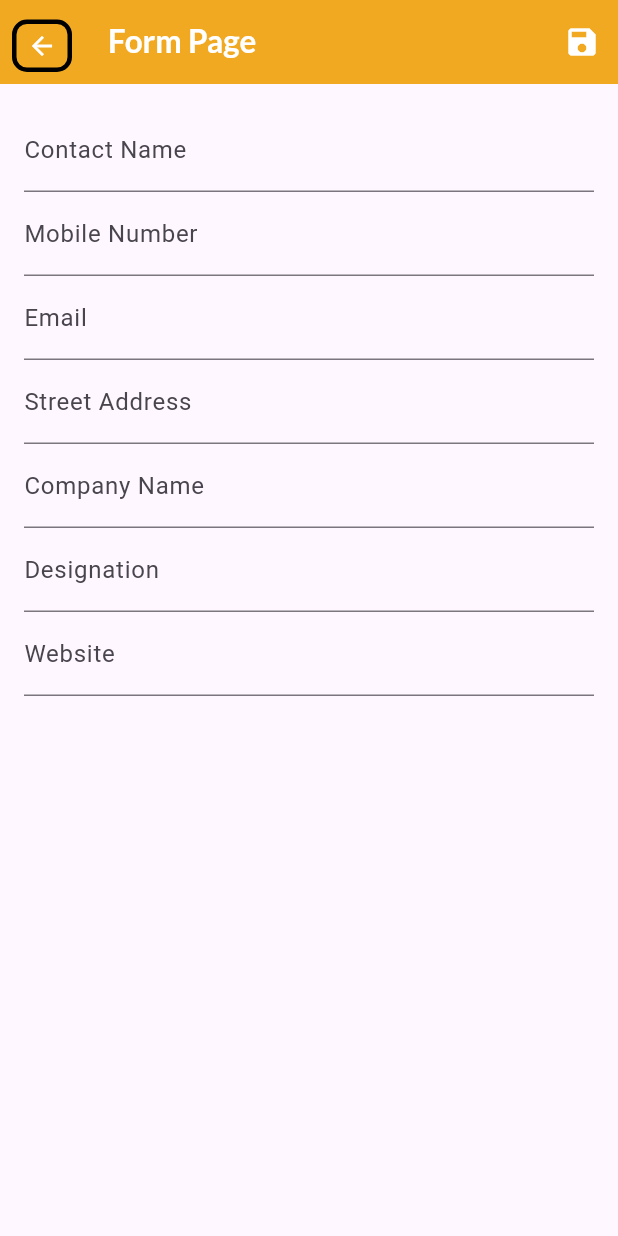
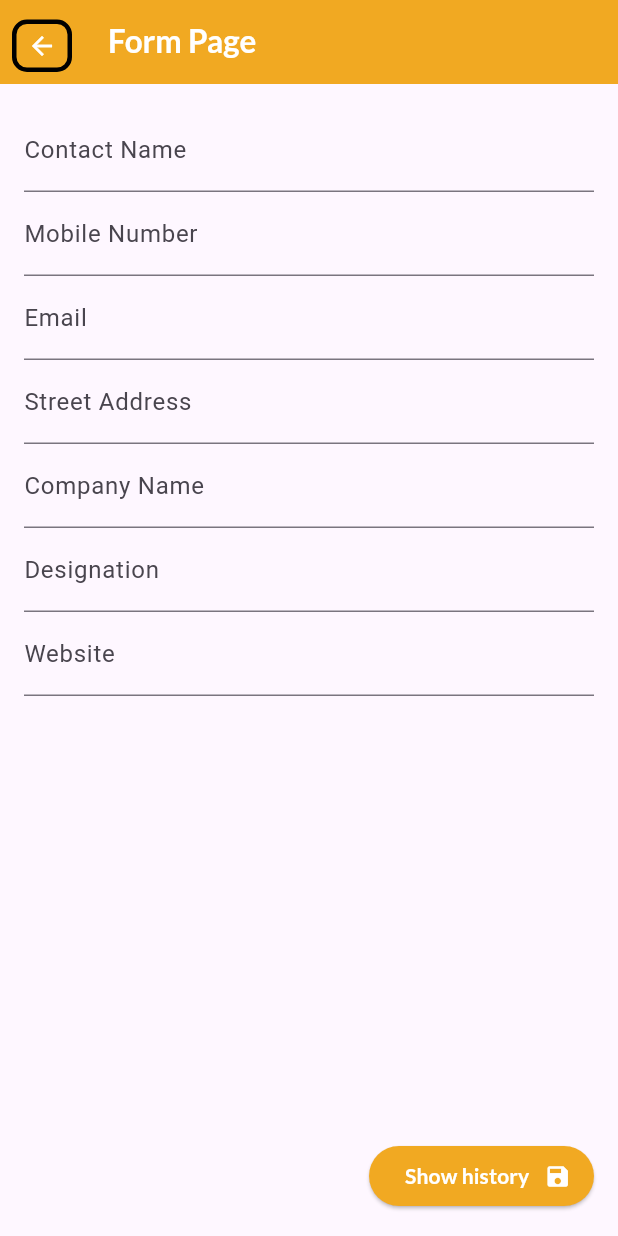
Before and after one commit to medicall-labs/medicall-admin2.0, a Flutter app: the FormPage screen opened directly with empty values, on a phone screen of 412 x 824 dp. Run offline on Flutter 3.47's test engine with Material 3 defaults, Android fonts, the phone set to English and light mode, and no system bars; our stand-ins replace firebase_analytics, firebase_core, firebase_crashlytics, firebase_storage, fl_chart, flutter_easyloading and 10 more; missing offline and left inert: google_mlkit_text_recognition; accounts and stored records are empty.

Commit message:
business card UI

```diff
--- a/lib/Screens/Business_Card/pages/form_page.dart
+++ b/lib/Screens/Business_Card/pages/form_page.dart
@@ -57,12 +57,6 @@ class _FormPageState extends State<FormPage> {
           'Form Page',
           style: AppTextStyles.header1,
         ),
-        actions: [
-          IconButton(
-            onPressed: saveContact,
-            icon: const Icon(Icons.save,color: Colors.white,),
-          )
-        ],
       ),
       body: Form(
         key: _formKey,
@@ -131,6 +125,27 @@ class _FormPageState extends State<FormPage> {
           ],
         ),
       ),
+      floatingActionButton: SizedBox(
+        width: 150,
+        child: ElevatedButton(
+          style: ButtonStyle(
+            backgroundColor:
+            WidgetStateProperty.all<Color>(AppColor.secondary),
+          ),
+          onPressed: saveContact,
+          child: Row(
+            children: [
+              Text('Show history',style: AppTextStyles.text4.copyWith(
+                color: AppColor.white,
+                fontWeight: FontWeight.bold,
+                fontSize: 14,
+              ),),
+              SizedBox(width: 10,),
+              Icon(Icons.save,color: Colors.white,),
+            ],
+          ),
+        ),
+      ),
     );
   }
 
```
Also changed, not shown: lib/Screens/Business_Card/pages/scan_page.dart (+32 -12 lines).
